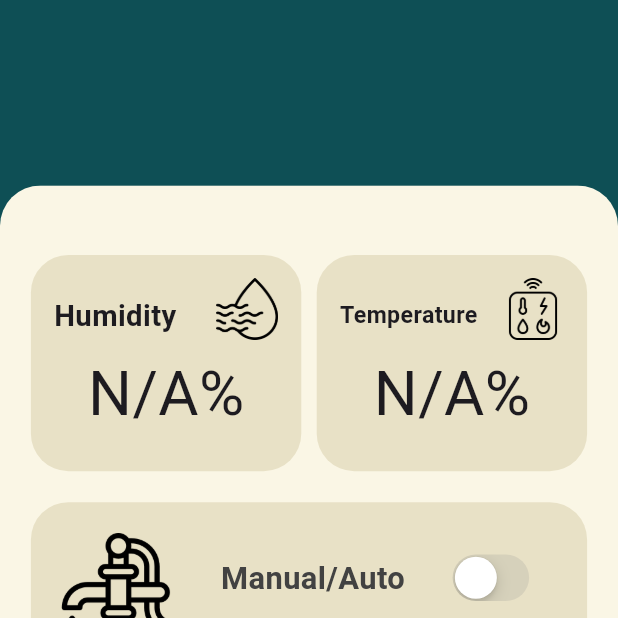
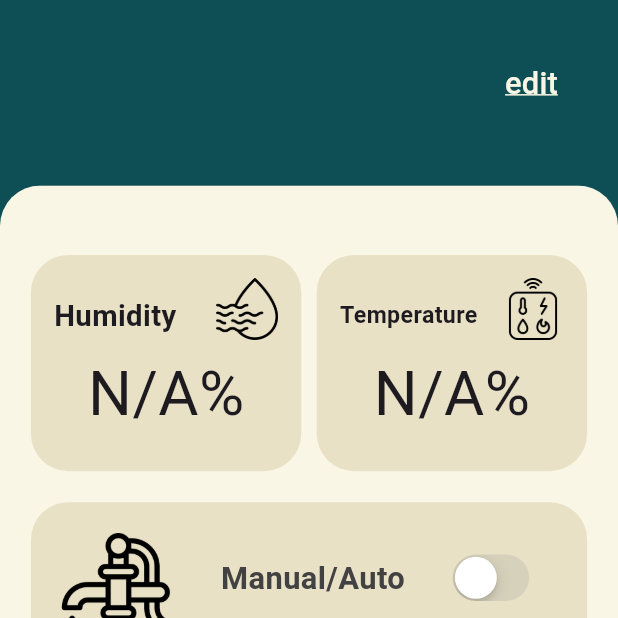
Before and after one commit to mmarchu/Earthworms-SmartFarm, a Flutter app: the SensorDetailPage screen opened directly with empty values, on a phone screen of 412 x 824 dp, the top half of it. Run offline on Flutter 3.47's test engine with Material 3 defaults, Android fonts, the phone set to English and light mode, and no system bars; our stand-ins replace auto_size_text, fl_chart, loading_animation_widget, month_picker_dialog, rxdart, shared_preferences and 1 more; missing offline and left inert: animated_button_bar, mqtt_client; accounts and stored records are empty; project files that could hold a hidden picture were left out.

Commit message:
Update SensorDetailPage.dart
- Add edit sensor’s name button

```diff
--- a/earthworms/lib/HomeandData/SensorDetailPage.dart
+++ b/earthworms/lib/HomeandData/SensorDetailPage.dart
@@ -1,6 +1,5 @@
 import 'dart:async';
 import 'dart:convert';
-import 'dart:ffi';
 import 'dart:io';
 import 'package:earthworms/HomeandData/HtimeSeries.dart';
 import 'package:earthworms/HomeandData/TemtimeSeries.dart';
@@ -147,12 +146,6 @@ class _SensorDetailPageState extends State<SensorDetailPage>
     }
   }
 
-// Load data from sharePref
-  Future<String?> loadData(String key) async {
-    SharedPreferences prefs = await SharedPreferences.getInstance();
-    return prefs.getString(key);
-  }
-
 // Lode data after add sensor before back to homepage
   Future<void> LodeDataToHomePage() async {
     String? token = await loadData('Token');
@@ -288,8 +281,7 @@ class _SensorDetailPageState extends State<SensorDetailPage>
                           hintText: "Enter a new name of sensor"),
                       onChanged: (value) {
                         setState(() {
-                          _isButtonEnabled.value =
-                              value.isNotEmpty && value.isEmpty != null;
+                          _isButtonEnabled.value = value.isNotEmpty;
                         });
                       },
                     ),
@@ -490,21 +482,6 @@ class _SensorDetailPageState extends State<SensorDetailPage>
 
     Navigator.pop(context);
 
-    // void showSnackBar(BuildContext context) {
-    //   final snackBar = SnackBar(
-    //     content: Text(
-    //       'Successful',
-    //       style: TextStyle(fontWeight: FontWeight.bold),
-    //     ),
-    //     duration: Duration(seconds: 2),
-    //     backgroundColor: Color.fromRGBO(239, 165, 38, 1),
-    //     //shape: StadiumBorder(),
-    //     behavior: SnackBarBehavior.floating,
-    //     width: 300,
-    //   );
-    //   ScaffoldMessenger.of(context).showSnackBar(snackBar);
-    // }
-
     if (response.statusCode == 200) {
       print('Pump mode response 200');
       var snackBar = SnackBar(content: Text("Successful"));
@@ -538,20 +515,35 @@ class _SensorDetailPageState extends State<SensorDetailPage>
                 Container(
                   height: ScreenHeight,
                   color: Color(0xff0e4f55),
-                  child: Row(
-                    mainAxisAlignment: MainAxisAlignment.center,
-                    crossAxisAlignment: CrossAxisAlignment.start,
+                  child: Stack(
                     children: [
-                      Padding(
-                          padding: EdgeInsets.only(top: 20 * textScaleFactor),
-                          child: SizedBox(
-                              width: ScreenWidth,
-                              height: 140 * textScaleFactor,
-                              child: GestureDetector(
-                                onTap: () {
-                                  print('123456');
-                                  _DialogUpdateSensorName();
-                                },
+                      Positioned(
+                        top: 30 * textScaleFactor,
+                        right: 25 * textScaleFactor,
+                        child: TextButton(
+                          onPressed: () {
+                            _DialogUpdateSensorName();
+                          },
+                          child: Text(
+                            'edit',
+                            style: TextStyle(
+                              fontSize: 20 * textScaleFactor,
+                              color: Color.fromRGBO(250, 246, 229, 1),
+                              decoration: TextDecoration.underline,
+                              decorationColor: Color.fromRGBO(250, 246, 229, 1),
+                            ),
+                          ),
+                        ),
+                      ),
+                      Row(
+                        mainAxisAlignment: MainAxisAlignment.center,
+                        children: [
+                          Padding(
+                              padding:
+                                  EdgeInsets.only(top: 70 * textScaleFactor),
+                              child: SizedBox(
+                                width: ScreenWidth - 25,
+                                height: 60 * textScaleFactor,
                                 child: Center(
                                   child: AutoSizeText(
                                     widget.nameSensor,
@@ -564,7 +556,9 @@ class _SensorDetailPageState extends State<SensorDetailPage>
                                     textAlign: TextAlign.center,
                                   ),
                                 ),
-                              )))
+                              )),
+                        ],
+                      ),
                     ],
                   ),
                 ),
```
